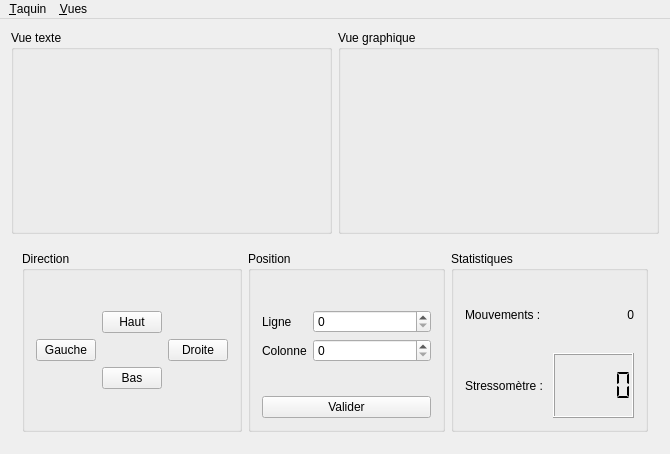
This is mwtaquin.ui in bparmentier/Taquin as Qt 5 draws it before an edit. The edited form follows.
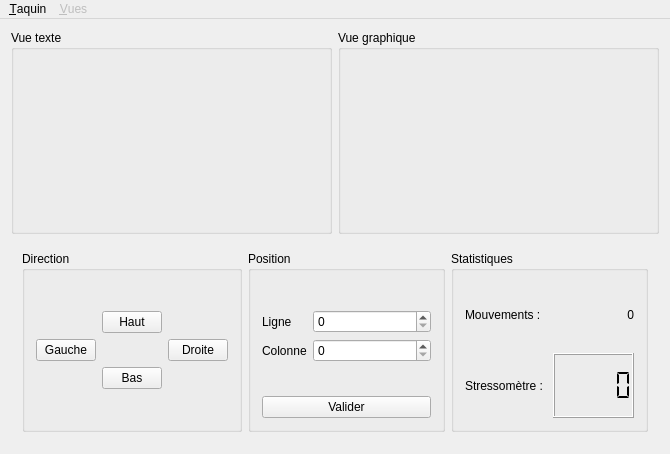
This is the edited form.

Commit message: Set in-game related menus disabled by default

Patch:
```diff
--- a/mwtaquin.ui
+++ b/mwtaquin.ui
@@ -313,6 +313,9 @@
     <addaction name="action_Quitter"/>
    </widget>
    <widget class="QMenu" name="menuVues">
+    <property name="enabled">
+     <bool>false</bool>
+    </property>
     <property name="title">
      <string>&amp;Vues</string>
     </property>
```
Left out of the diff: 11 changed lines with no effect on the pictures. The commit also changes 1 other file.
